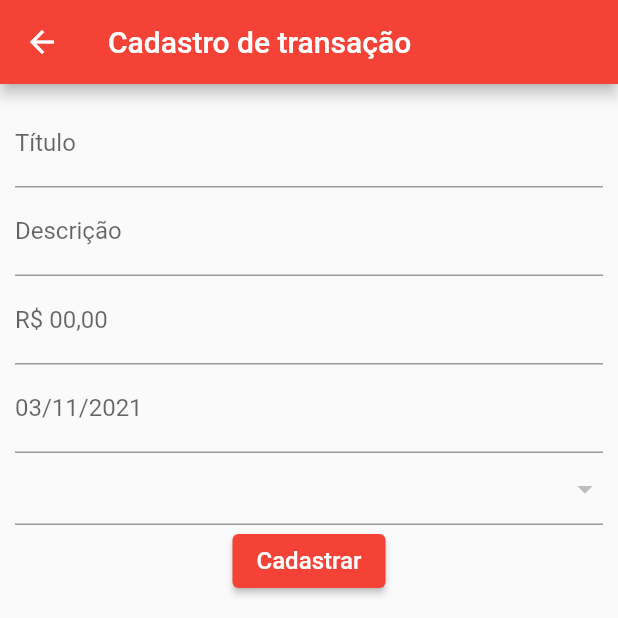
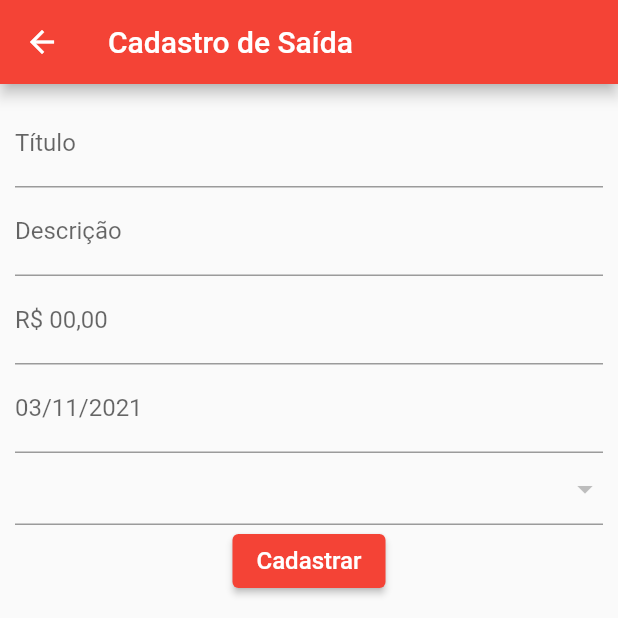
Before and after one commit to jairofilho79/my_contas, a Flutter app: the CadastrarTransacaoScreen screen opened directly with empty values, after a tap on "Cadastrar", on a phone screen of 412 x 824 dp, the top half of it. Run offline on Flutter 3.47's test engine with Material 2 defaults, Android fonts, the phone set to English and light mode, and no system bars; our stand-ins replace date_format, sqflite; accounts and stored records are empty.

Commit message:
create trasacao

```diff
--- a/lib/screens/cadastrar_transacao/cadastrar_transacao_screen.dart
+++ b/lib/screens/cadastrar_transacao/cadastrar_transacao_screen.dart
@@ -1,7 +1,10 @@
 import 'package:date_format/date_format.dart';
 import 'package:flutter/material.dart';
 import 'package:my_contas/models/conta.dart';
+import 'package:my_contas/models/transacao.dart';
+import 'package:my_contas/screens/home/home_screen.dart';
 import 'package:my_contas/services/conta_service.dart';
+import 'package:my_contas/services/transacao_service.dart';
 
 class CadastrarTransacaoScreen extends StatefulWidget {
   final int tipoTransacao;
@@ -23,6 +26,7 @@ class _CadastrarTransacaoScreenState extends State<CadastrarTransacaoScreen> {
   late Future<List> _loadContas;
   late List<Conta> _contas;
   DateTime selectedDate = DateTime.now();
+  TransacaoService ts = TransacaoService();
 
   @override
   void initState() {
@@ -34,8 +38,12 @@ class _CadastrarTransacaoScreenState extends State<CadastrarTransacaoScreen> {
   Widget build(BuildContext context) {
     return Scaffold(
       appBar: AppBar(
-        title: const Text('Cadastro de transação'),
-        backgroundColor: widget.tipoTransacao == 1 ? Colors.blue : Colors.red,
+        title: Text(
+          widget.tipoTransacao == 1
+              ? 'Cadastro de Entrada'
+              : 'Cadastro de Saída',
+        ),
+        backgroundColor: widget.tipoTransacao == 1 ? Colors.green : Colors.red,
       ),
       body: FutureBuilder(
         future: _loadContas,
@@ -82,9 +90,11 @@ class _CadastrarTransacaoScreenState extends State<CadastrarTransacaoScreen> {
                       DropdownButtonFormField(
                         value: _contaSelecionada,
                         onChanged: (Conta? conta) {
-                          setState(() {
-                            _contaSelecionada = conta;
-                          });
+                          if (conta != null) {
+                            setState(() {
+                              _contaSelecionada = conta;
+                            });
+                          }
                         },
                         items: _contas.map((conta) {
                           return DropdownMenuItem<Conta>(
@@ -94,11 +104,26 @@ class _CadastrarTransacaoScreenState extends State<CadastrarTransacaoScreen> {
                         }).toList(),
                       ),
                       ElevatedButton(
-                        onPressed: () {},
+                        onPressed: () {
+                          Transacao newTransacao = Transacao(
+                            titulo: _tituloController.text,
+                            descricao: _descricaoController.text,
+                            tipo: widget.tipoTransacao,
+                            valor: double.tryParse(_valorController.text) ?? 0,
+                            data: selectedDate.toString(),
+                            conta: _contaSelecionada!.id ?? 0,
+                          );
+                          ts.addTransacao(newTransacao);
+                          Navigator.of(context).pushReplacement(
+                            MaterialPageRoute(
+                              builder: (_) => const HomeScreen(),
+                            ),
+                          );
+                        },
                         style: ButtonStyle(
                           backgroundColor: MaterialStateProperty.all<Color>(
                             widget.tipoTransacao == 1
-                                ? Colors.blue
+                                ? Colors.green
                                 : Colors.red,
                           ),
                         ),
--- a/lib/utils/db_util.dart
+++ b/lib/utils/db_util.dart
@@ -26,7 +26,7 @@ class DbUtil {
         CREATE TABLE transacao (
           id INTEGER PRIMARY KEY AUTOINCREMENT,
           tipo INTEGER NOT NULL,
-          descricao VARCHAR(50) NOT NULL,
+          descricao VARCHAR(50),
           data DATETIME NOT NULL,
           valor REAL NOT NULL,
           conta INTEGER NOT NULL,
```
Also changed, not shown: lib/screens/home/components/card_transacao.dart (added, +83 -0 lines), lib/services/transacao_service.dart (+17 -1 lines).
